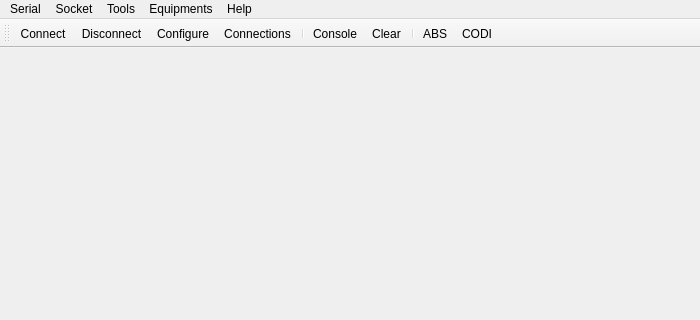
First picture: the form in mainwindow.ui, repository luizpaulorosaabrantes/dtech, before the edit; both pictures show x 0 to 700 and y 0 to 320 of the 700 by 600 pixel window.
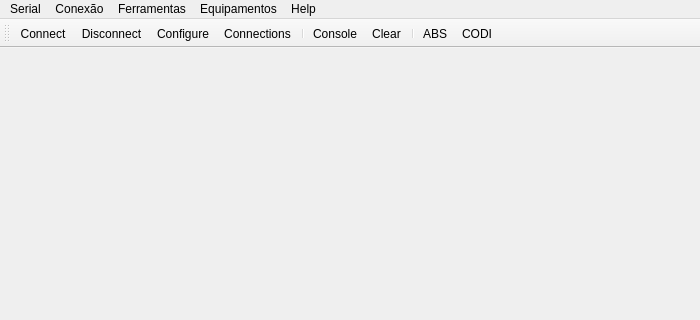
Second picture: the form after the edit. Icons and pictures are not drawn.

What changed in the file:
```diff
--- a/mainwindow.ui
+++ b/mainwindow.ui
@@ -37,7 +37,7 @@
    </widget>
    <widget class="QMenu" name="menuTools">
     <property name="title">
-     <string>Tools</string>
+     <string>Ferramentas</string>
     </property>
     <addaction name="actionConfigure"/>
     <addaction name="actionClear"/>
@@ -51,14 +51,14 @@
    </widget>
    <widget class="QMenu" name="menuEquipments">
     <property name="title">
-     <string>Equipments</string>
+     <string>Equipamentos</string>
     </property>
     <addaction name="actionABS"/>
     <addaction name="actionCODI"/>
    </widget>
    <widget class="QMenu" name="menuSocket">
     <property name="title">
-     <string>Socket</string>
+     <string>Conexão</string>
     </property>
     <addaction name="actionSocketConnect"/>
    </widget>
```
Left out of the diff: 6 changed lines with no effect on the pictures.
